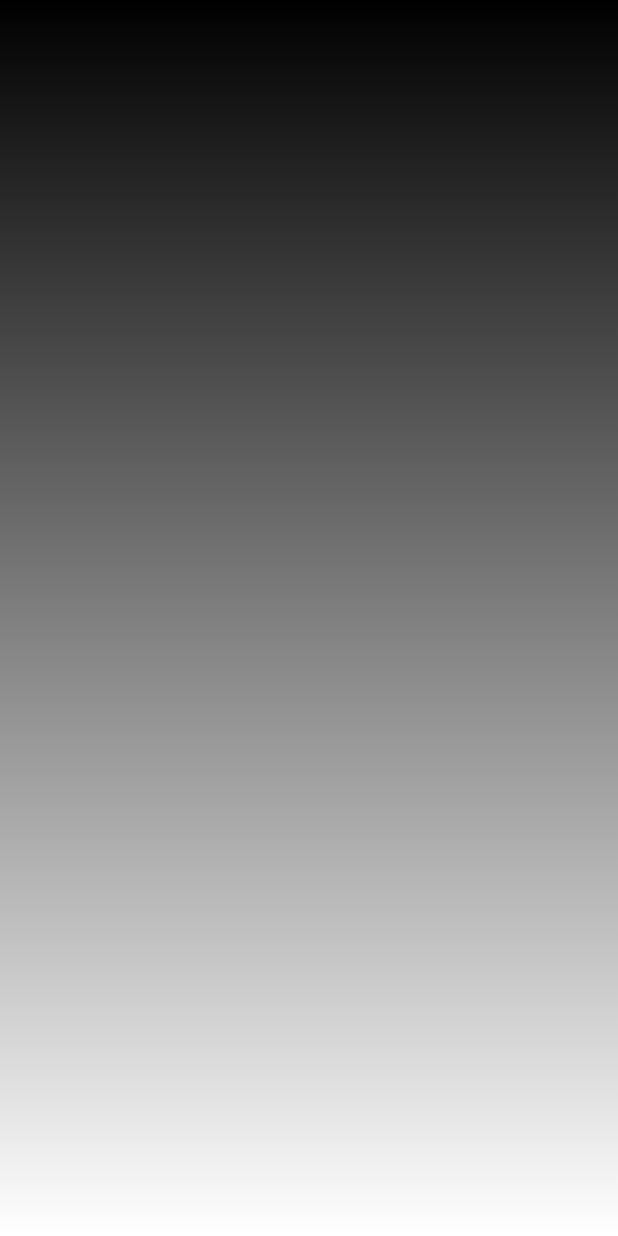
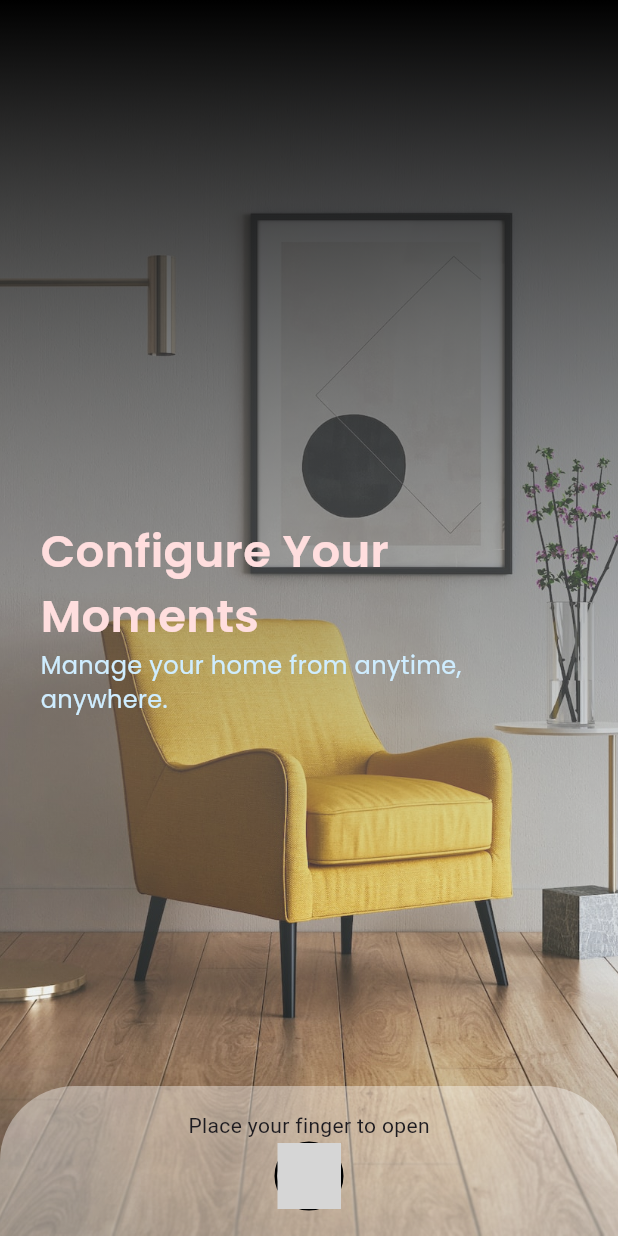
Before and after one commit to KaremMotaz/smart_home, a Flutter app: the screen it shows after launch, on a phone screen of 412 x 824 dp. Run offline on Flutter 3.47's test engine with Material 3 defaults, Android fonts, the phone set to English and light mode, and no system bars; our stand-ins replace flutter_svg; grey boxes are pictures that could not be loaded.

Commit message:
Finger Login ui part 1

```diff
--- /dev/null
+++ b/lib/core/theming/assets_data.dart
@@ -0,0 +1,4 @@
+class AssetsData {
+  static const String fingerLoginBg = 'assets/images/finger_login_bg.jpg';
+  static const String fingerIcon = 'assets/svgs/finger_icon.svg';
+}
--- /dev/null
+++ b/lib/core/theming/colors_manager.dart
@@ -0,0 +1,5 @@
+import 'package:flutter/material.dart';
+
+class ColorsManager {
+  static const Color mainBlue = Color(0xff0096C7);
+}
--- /dev/null
+++ b/lib/core/theming/font_weight_helper.dart
@@ -0,0 +1,12 @@
+import 'package:flutter/material.dart';
+
+class FontWeightHelper {
+  static const FontWeight thin = FontWeight.w100;
+  static const FontWeight extraLight = FontWeight.w200;
+  static const FontWeight light = FontWeight.w300;
+  static const FontWeight regular = FontWeight.w400;
+  static const FontWeight medium = FontWeight.w500;
+  static const FontWeight semiBold = FontWeight.w600;
+  static const FontWeight bold = FontWeight.w700;
+  static const FontWeight extraBold = FontWeight.w800;
+}
--- /dev/null
+++ b/lib/core/theming/text_styles.dart
@@ -0,0 +1,16 @@
+import 'package:flutter/material.dart';
+
+import 'font_weight_helper.dart';
+
+abstract class TextStyles {
+  static const TextStyle semiBold30 = TextStyle(
+    fontSize: 30,
+    fontWeight: FontWeightHelper.semiBold,
+    fontFamily: 'Poppins',
+  );
+  static const TextStyle regular16 = TextStyle(
+    fontSize: 16,
+    fontWeight: FontWeightHelper.regular,
+    fontFamily: 'Poppins',
+  );
+}
--- a/lib/features/auth/presentation/views/finger_login_view.dart
+++ b/lib/features/auth/presentation/views/finger_login_view.dart
@@ -1,26 +1,18 @@
 import 'package:flutter/material.dart';
+import 'package:flutter/services.dart';
+import 'package:smart_home/features/auth/presentation/widgets/finger_login_view_body.dart';
 
 class FingerLoginView extends StatelessWidget {
   const FingerLoginView({super.key});
 
   @override
   Widget build(BuildContext context) {
-    return Scaffold(
-      body: Stack(
-        children: [
-          Container(
-            height: double.infinity,
-            width: double.infinity,
-            decoration: BoxDecoration(
-              gradient: LinearGradient(
-                begin: Alignment.topCenter,
-                end: Alignment.bottomCenter,
-                colors: [Colors.black, Colors.white],
-              ),
-            ),
-          ),
-        ],
+    return AnnotatedRegion<SystemUiOverlayStyle>(
+      value: const SystemUiOverlayStyle(
+        statusBarIconBrightness: Brightness.light,
+        statusBarBrightness: Brightness.light,
       ),
+      child: Scaffold(body: FingerLoginViewBody()),
     );
   }
 }
--- /dev/null
+++ b/lib/features/auth/presentation/widgets/finger_login_container.dart
@@ -0,0 +1,48 @@
+import 'package:flutter/material.dart';
+import 'package:flutter_svg/svg.dart';
+import 'package:smart_home/core/theming/assets_data.dart';
+
+class FingerLoginContainer extends StatelessWidget {
+  const FingerLoginContainer({super.key});
+
+  @override
+  Widget build(BuildContext context) {
+    return Container(
+      padding: const EdgeInsets.symmetric(horizontal: 80, vertical: 16),
+      decoration: BoxDecoration(
+        color: Colors.white.withAlpha(100),
+        borderRadius: BorderRadius.only(
+          topLeft: Radius.circular(50),
+          topRight: Radius.circular(50),
+        ),
+      ),
+      child: Column(
+        children: [
+          Text("Place your finger to open"),
+          Container(
+            decoration: BoxDecoration(
+              shape: BoxShape.circle,
+              border: Border.all(color: Colors.black, width: 2),
+              gradient: LinearGradient(
+                begin: Alignment.topCenter,
+                end: Alignment.bottomCenter,
+                colors: [Colors.black, Color(0xffEFF1F5).withAlpha(0)],
+              ),
+            ),
+            child: Container(
+              decoration: BoxDecoration(
+                color: Colors.white,
+                shape: BoxShape.circle,
+              ),
+              child: SvgPicture.asset(
+                AssetsData.fingerIcon,
+                width: 42,
+                height: 44,
+              ),
+            ),
+          ),
+        ],
+      ),
+    );
+  }
+}
--- /dev/null
+++ b/lib/features/auth/presentation/widgets/finger_login_view_body.dart
@@ -0,0 +1,23 @@
+import 'package:flutter/material.dart';
+import 'package:smart_home/core/theming/assets_data.dart';
+import 'package:smart_home/features/auth/presentation/widgets/finger_login_container.dart';
+import 'package:smart_home/features/auth/presentation/widgets/shadow_container.dart';
+import 'package:smart_home/features/auth/presentation/widgets/text_body.dart';
+
+class FingerLoginViewBody extends StatelessWidget {
+  const FingerLoginViewBody({super.key});
+
+  @override
+  Widget build(BuildContext context) {
+    return Stack(
+      children: [
+        SizedBox.expand(
+          child: Image.asset(AssetsData.fingerLoginBg, fit: BoxFit.cover),
+        ),
+        ShadowContainer(),
+        TextBody(),
+        Positioned(bottom: 0, right: 0, left: 0, child: FingerLoginContainer()),
+      ],
+    );
+  }
+}
--- /dev/null
+++ b/lib/features/auth/presentation/widgets/shadow_container.dart
@@ -0,0 +1,20 @@
+import 'package:flutter/material.dart';
+
+class ShadowContainer extends StatelessWidget {
+  const ShadowContainer({super.key});
+
+  @override
+  Widget build(BuildContext context) {
+    return Container(
+      height: double.infinity,
+      width: double.infinity,
+      decoration: BoxDecoration(
+        gradient: LinearGradient(
+          begin: Alignment.topCenter,
+          end: Alignment.bottomCenter,
+          colors: [Colors.black, Color(0xffEFF1F5).withAlpha(0)],
+        ),
+      ),
+    );
+  }
+}
--- /dev/null
+++ b/lib/features/auth/presentation/widgets/text_body.dart
@@ -0,0 +1,27 @@
+import 'package:flutter/material.dart';
+import 'package:smart_home/core/theming/text_styles.dart';
+
+class TextBody extends StatelessWidget {
+  const TextBody({super.key});
+
+  @override
+  Widget build(BuildContext context) {
+    return Padding(
+      padding: const EdgeInsets.only(left: 27),
+      child: Column(
+        mainAxisAlignment: MainAxisAlignment.center,
+        crossAxisAlignment: CrossAxisAlignment.start,
+        children: [
+          Text(
+            "Configure Your \nMoments",
+            style: TextStyles.semiBold30.copyWith(color: Color(0xffFFDEDE)),
+          ),
+          Text(
+            "Manage your home from anytime,\nanywhere.",
+            style: TextStyles.regular16.copyWith(color: Color(0xffCFEDFF)),
+          ),
+        ],
+      ),
+    );
+  }
+}
```
Also changed, not shown: pubspec.yaml (+20 -1 lines), assets/fonts/Poppins/Poppins-Bold.ttf (added), assets/fonts/Poppins/Poppins-ExtraBold.ttf (added), assets/fonts/Poppins/Poppins-Light.ttf (added), assets/fonts/Poppins/Poppins-Medium.ttf (added), assets/fonts/Poppins/Poppins-Regular.ttf (added), assets/fonts/Poppins/Poppins-SemiBold.ttf (added), assets/svgs/finger_icon.svg (added), pubspec.lock.
